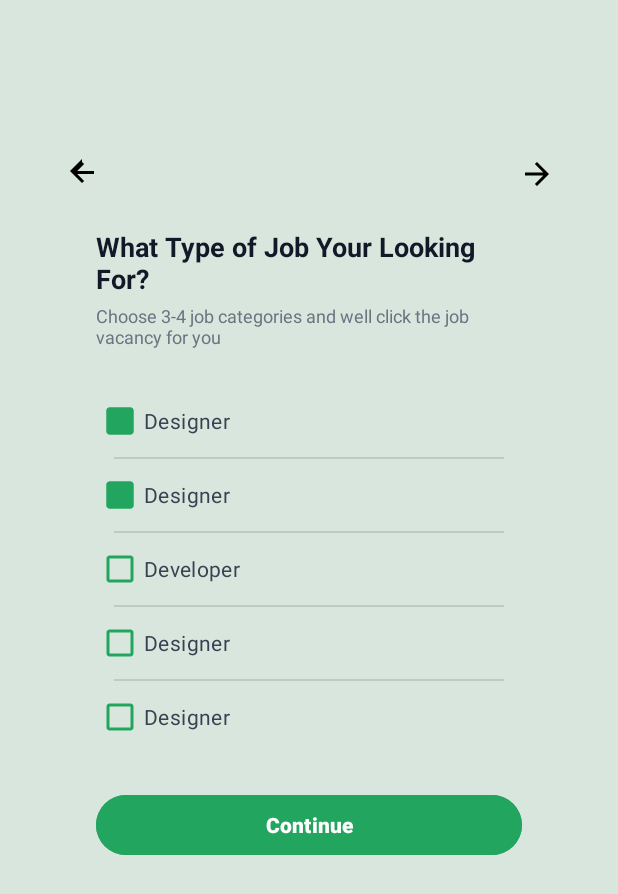
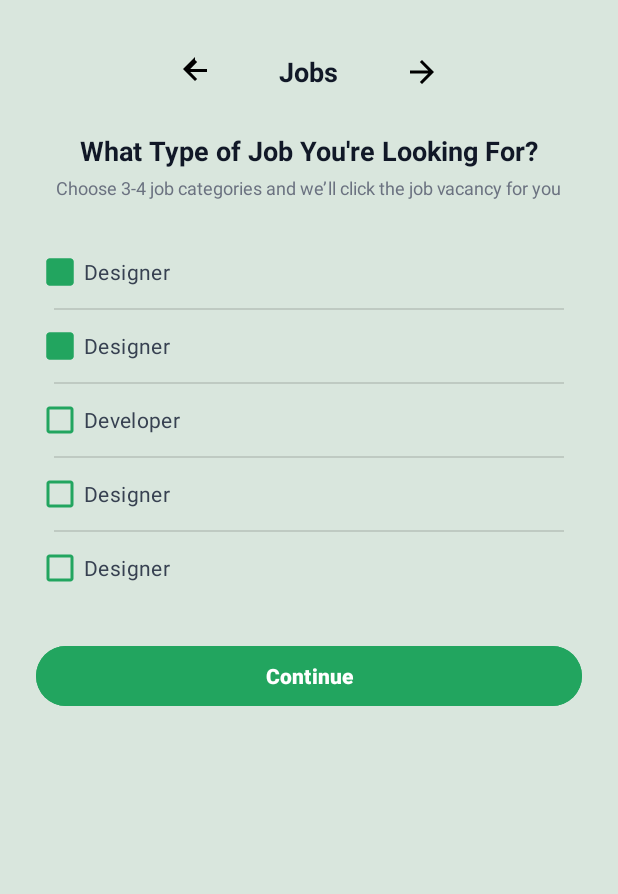
Before and after one commit to JerryJtheDev/Jerry-Twelve-Activity, an Android app: the LearnPageActivity6 screen opened directly, with no data from a screen before it, on a phone screen of 412 x 824 dp. Shown: the top 894 px of the screen. Run offline under Robolectric (Android 15) with nearby library versions, the phone set to English and light mode, and no system bars; Roboto replaces fonts that are not available here.

Commit message:
Fixed some bugs

```diff
--- a/app/src/main/java/com/example/jerryactivitiesapplication/LearnPage1Activity.java
+++ b/app/src/main/java/com/example/jerryactivitiesapplication/LearnPage1Activity.java
@@ -13,8 +13,7 @@ import androidx.core.view.WindowInsetsCompat;
 
 public class LearnPage1Activity extends AppCompatActivity {
 
-    ImageButton back= findViewById(R.id.backButton);
-    ImageButton forward = findViewById(R.id.backButton);
+
 
     @Override
     protected void onCreate(Bundle savedInstanceState) {
@@ -22,7 +21,8 @@ public class LearnPage1Activity extends AppCompatActivity {
         EdgeToEdge.enable(this);
         setContentView(R.layout.activity_learnpage1);
 
-
+        ImageButton back= findViewById(R.id.backButton);
+        ImageButton forward = findViewById(R.id.backButton1);
 
         back.setOnClickListener(view -> {
             Intent intent = new Intent(LearnPage1Activity.this, JerryActivity2.class);
--- a/app/src/main/java/com/example/jerryactivitiesapplication/LearnPageActivity2.java
+++ b/app/src/main/java/com/example/jerryactivitiesapplication/LearnPageActivity2.java
@@ -13,14 +13,15 @@ import androidx.core.view.WindowInsetsCompat;
 
 public class LearnPageActivity2 extends AppCompatActivity {
 
-    ImageButton back = findViewById(R.id.backButton);
-    ImageButton forward = findViewById(R.id.backButton1);
 
     @Override
     protected void onCreate(Bundle savedInstanceState) {
         super.onCreate(savedInstanceState);
         EdgeToEdge.enable(this);
         setContentView(R.layout.activity_learn_page2);
+
+        ImageButton back = findViewById(R.id.backButton);
+        ImageButton forward = findViewById(R.id.backButton1);
 
 
         back.setOnClickListener(view -> {
--- a/app/src/main/java/com/example/jerryactivitiesapplication/LearnPageActivity3.java
+++ b/app/src/main/java/com/example/jerryactivitiesapplication/LearnPageActivity3.java
@@ -13,8 +13,7 @@ import androidx.core.view.WindowInsetsCompat;
 
 public class LearnPageActivity3 extends AppCompatActivity {
 
-    ImageButton back = findViewById(R.id.backButton);
-    ImageButton forward = findViewById(R.id.backButton1);
+
 
     @Override
     protected void onCreate(Bundle savedInstanceState) {
@@ -22,6 +21,8 @@ public class LearnPageActivity3 extends AppCompatActivity {
         EdgeToEdge.enable(this);
         setContentView(R.layout.activity_learn_page3);
 
+        ImageButton back = findViewById(R.id.backButton);
+        ImageButton forward = findViewById(R.id.backButton1);
 
         back.setOnClickListener(view -> {
             Intent intent = new Intent(LearnPageActivity3.this, LearnPageActivity2.class);
--- a/app/src/main/java/com/example/jerryactivitiesapplication/LearnPageActivity4.java
+++ b/app/src/main/java/com/example/jerryactivitiesapplication/LearnPageActivity4.java
@@ -13,8 +13,7 @@ import androidx.core.view.WindowInsetsCompat;
 
 public class LearnPageActivity4 extends AppCompatActivity {
 
-    ImageButton back = findViewById(R.id.backButton);
-    ImageButton forward = findViewById(R.id.backButton1);
+
 
     @Override
     protected void onCreate(Bundle savedInstanceState) {
@@ -22,6 +21,8 @@ public class LearnPageActivity4 extends AppCompatActivity {
         EdgeToEdge.enable(this);
         setContentView(R.layout.activity_learn_page4);
 
+        ImageButton back = findViewById(R.id.backButton);
+        ImageButton forward = findViewById(R.id.backButton1);
 
         back.setOnClickListener(view -> {
             Intent intent = new Intent(LearnPageActivity4.this, LearnPageActivity3.class);
--- a/app/src/main/java/com/example/jerryactivitiesapplication/LearnPageActivity5.java
+++ b/app/src/main/java/com/example/jerryactivitiesapplication/LearnPageActivity5.java
@@ -13,8 +13,7 @@ import androidx.core.view.WindowInsetsCompat;
 
 public class LearnPageActivity5 extends AppCompatActivity {
 
-    ImageButton back = findViewById(R.id.backButton);
-    ImageButton forward = findViewById(R.id.backButton1);
+
 
     @Override
     protected void onCreate(Bundle savedInstanceState) {
@@ -26,6 +25,9 @@ public class LearnPageActivity5 extends AppCompatActivity {
             v.setPadding(systemBars.left, systemBars.top, systemBars.right, systemBars.bottom);
             return insets;
         });
+
+        ImageButton back = findViewById(R.id.backButton);
+        ImageButton forward = findViewById(R.id.backButton1);
 
         back.setOnClickListener(view -> {
             Intent intent = new Intent(LearnPageActivity5.this, LearnPageActivity4.class);
--- a/app/src/main/java/com/example/jerryactivitiesapplication/LearnPageActivity6.java
+++ b/app/src/main/java/com/example/jerryactivitiesapplication/LearnPageActivity6.java
@@ -13,14 +13,15 @@ import androidx.core.view.WindowInsetsCompat;
 
 public class LearnPageActivity6 extends AppCompatActivity {
 
-    ImageButton back = findViewById(R.id.backButton);
-    ImageButton forward = findViewById(R.id.backButton1);
 
     @Override
     protected void onCreate(Bundle savedInstanceState) {
         super.onCreate(savedInstanceState);
         EdgeToEdge.enable(this);
         setContentView(R.layout.activity_learn_page6);
+
+        ImageButton back = findViewById(R.id.backButton);
+        ImageButton forward = findViewById(R.id.forwardButton);
 
 
         back.setOnClickListener(view -> {
--- a/app/src/main/java/com/example/jerryactivitiesapplication/LearnPageActivity7.java
+++ b/app/src/main/java/com/example/jerryactivitiesapplication/LearnPageActivity7.java
@@ -13,14 +13,16 @@ import androidx.core.view.WindowInsetsCompat;
 
 public class LearnPageActivity7 extends AppCompatActivity {
 
-    ImageButton back = findViewById(R.id.backButton);
-    ImageButton forward = findViewById(R.id.backButton1);
 
     @Override
     protected void onCreate(Bundle savedInstanceState) {
         super.onCreate(savedInstanceState);
         EdgeToEdge.enable(this);
         setContentView(R.layout.activity_learn_page7);
+
+        ImageButton back = findViewById(R.id.backButton);
+        ImageButton forward = findViewById(R.id.backButton1);
+
 
 
         back.setOnClickListener(view -> {
--- a/app/src/main/java/com/example/jerryactivitiesapplication/MainActivity.java
+++ b/app/src/main/java/com/example/jerryactivitiesapplication/MainActivity.java
@@ -13,14 +13,16 @@ import androidx.core.view.WindowInsetsCompat;
 
 public class MainActivity extends AppCompatActivity {
 
-    ImageButton back = findViewById(R.id.backButton);
-    ImageButton forward = findViewById(R.id.forwardButton);
+
 
     @Override
     protected void onCreate(Bundle savedInstanceState) {
         super.onCreate(savedInstanceState);
         EdgeToEdge.enable(this);
         setContentView(R.layout.activity_main);
+
+        ImageButton back = findViewById(R.id.backButton);
+        ImageButton forward = findViewById(R.id.forwardButton);
 
 
         back.setOnClickListener(view -> {
--- a/app/src/main/res/layout/activity_form2.xml
+++ b/app/src/main/res/layout/activity_form2.xml
@@ -26,6 +26,7 @@
         <LinearLayout
             android:layout_width="match_parent"
             android:layout_height="60dp"
+            android:layout_marginTop="30dp"
             android:gravity="center_horizontal"
             android:orientation="horizontal"
             android:paddingTop="10dp">
@@ -34,7 +35,7 @@
                 android:id="@+id/backButton"
                 android:layout_width="48dp"
                 android:layout_height="48dp"
-                android:layout_marginEnd="255dp"
+                android:layout_marginEnd="205dp"
                 android:layout_marginBottom="24dp"
                 android:background="?attr/selectableItemBackgroundBorderless"
                 android:contentDescription="Back"
--- a/app/src/main/res/layout/activity_form3.xml
+++ b/app/src/main/res/layout/activity_form3.xml
@@ -16,7 +16,7 @@
         <RelativeLayout
             android:layout_width="match_parent"
             android:layout_height="wrap_content"
-            android:layout_marginTop="25dp"
+            android:layout_marginTop="45dp"
             android:padding="16dp">
 
             <!-- Header -->
--- a/app/src/main/res/layout/activity_jerry2.xml
+++ b/app/src/main/res/layout/activity_jerry2.xml
@@ -26,7 +26,7 @@
                 android:id="@+id/backButton"
                 android:layout_width="48dp"
                 android:layout_height="48dp"
-                android:layout_marginEnd="255dp"
+                android:layout_marginEnd="205dp"
                 android:layout_marginBottom="24dp"
                 android:background="?attr/selectableItemBackgroundBorderless"
                 android:contentDescription="Back"
--- a/app/src/main/res/layout/activity_learn_page5.xml
+++ b/app/src/main/res/layout/activity_learn_page5.xml
@@ -35,7 +35,7 @@
                 android:id="@+id/linelayout"
                 android:layout_width="match_parent"
                 android:layout_height="60dp"
-                android:layout_marginTop="20dp"
+                android:layout_marginTop="50dp"
                 android:gravity="center_horizontal"
                 android:orientation="horizontal">
 
@@ -43,7 +43,7 @@
                     android:id="@+id/backButton"
                     android:layout_width="48dp"
                     android:layout_height="48dp"
-                    android:layout_marginEnd="255dp"
+                    android:layout_marginEnd="205dp"
                     android:background="?attr/selectableItemBackgroundBorderless"
                     android:contentDescription="Back"
                     android:src="@drawable/ic_arrow_left" />
--- a/app/src/main/res/layout/activity_learn_page6.xml
+++ b/app/src/main/res/layout/activity_learn_page6.xml
@@ -11,76 +11,70 @@
         android:layout_width="match_parent"
         android:layout_height="match_parent"
         android:background="#D9E6DD"
-        android:gravity="center|top"
+        android:gravity="top|center_horizontal"
         android:orientation="vertical"
         android:padding="24dp">
 
+        <!-- Back & Forward Buttons Row -->
         <LinearLayout
             android:layout_width="match_parent"
             android:layout_height="wrap_content"
-            android:layout_gravity="center"
-
-            android:layout_marginHorizontal="16dp"
-            android:layout_marginTop="24dp"
-            android:layout_marginBottom="24dp"
-            android:background="@drawable/rounded_corners_24dp"
-            android:backgroundTint="#D9E6DD"
-            android:clipChildren="false"
-            android:clipToPadding="false"
-            android:gravity="start"
-            android:orientation="vertical"
-            android:padding="24dp">
-
-            <LinearLayout
-                android:id="@+id/linelayout"
-                android:layout_width="match_parent"
-                android:layout_height="60dp"
-                android:layout_marginTop="20dp"
-                android:gravity="center_horizontal"
-                android:orientation="horizontal">
+            android:gravity="center"
+            android:orientation="horizontal"
+            android:layout_marginBottom="16dp">
 
             <ImageButton
                 android:id="@+id/backButton"
                 android:layout_width="48dp"
                 android:layout_height="48dp"
-                    android:layout_marginEnd="255dp"
                 android:background="?attr/selectableItemBackgroundBorderless"
                 android:contentDescription="Back"
-                    android:src="@drawable/ic_arrow_left" />
+                android:src="@drawable/ic_arrow_left"
+                android:layout_marginEnd="32dp" />
+
+            <TextView
+                android:id="@+id/paymentTitle"
+                android:layout_width="wrap_content"
+                android:layout_height="wrap_content"
+                android:text="Jobs"
+                android:textColor="#111827"
+                android:textSize="18sp"
+                android:textStyle="bold"
+                android:layout_marginEnd="32dp" />
 
             <ImageButton
-                    android:id="@+id/backButton1"
+                android:id="@+id/forwardButton"
                 android:layout_width="48dp"
                 android:layout_height="48dp"
                 android:background="?attr/selectableItemBackgroundBorderless"
-                    android:contentDescription="Back"
-                    android:foregroundGravity="right"
-                    android:src="@drawable/ic_arrow_right"
-                    tools:layout_editor_absoluteX="520dp"
-                    tools:layout_editor_absoluteY="26dp" />
+                android:contentDescription="Forward"
+                android:src="@drawable/ic_arrow_right" />
         </LinearLayout>
 
+        <!-- Title -->
         <TextView
             android:id="@+id/title"
             android:layout_width="wrap_content"
             android:layout_height="wrap_content"
             android:layout_marginBottom="4dp"
             android:fontFamily="@font/montserrat_semibold"
-                android:text="What Type of Job Your Looking For?"
+            android:text="What Type of Job You're Looking For?"
             android:textColor="#111827"
             android:textSize="18sp"
             android:textStyle="bold" />
 
+        <!-- Subtitle -->
         <TextView
             android:id="@+id/subtitle"
             android:layout_width="wrap_content"
             android:layout_height="wrap_content"
             android:layout_marginBottom="24dp"
             android:fontFamily="@font/montserrat_semibold"
-                android:text="Choose 3-4 job categories and well click the job vacancy for you"
+            android:text="Choose 3-4 job categories and we’ll click the job vacancy for you"
             android:textColor="#6B7280"
             android:textSize="12sp" />
 
+        <!-- Checkboxes Section -->
         <LinearLayout
             android:layout_width="match_parent"
             android:layout_height="wrap_content"
@@ -153,9 +147,9 @@
                 android:text="Designer"
                 android:textColor="#374151"
                 android:textSize="14sp" />
-
         </LinearLayout>
 
+        <!-- Continue Button -->
         <Button
             android:id="@+id/continueButton"
             android:layout_width="match_parent"
@@ -168,8 +162,4 @@
             android:textStyle="bold" />
 
     </LinearLayout>
-
-    </LinearLayout>
-
-
 </androidx.constraintlayout.widget.ConstraintLayout>
--- a/app/src/main/res/layout/activity_learn_page7.xml
+++ b/app/src/main/res/layout/activity_learn_page7.xml
@@ -11,16 +11,18 @@
         android:id="@+id/linelayout"
         android:layout_width="match_parent"
         android:layout_height="60dp"
-        android:layout_marginTop="30dp"
+        android:layout_marginTop="50dp"
         android:gravity="center_horizontal"
         android:orientation="horizontal"
+        app:layout_constraintEnd_toEndOf="parent"
+        app:layout_constraintStart_toStartOf="parent"
         app:layout_constraintTop_toTopOf="parent">
 
         <ImageButton
             android:id="@+id/backButton"
             android:layout_width="48dp"
             android:layout_height="48dp"
-            android:layout_marginEnd="255dp"
+            android:layout_marginEnd="205dp"
             android:background="?attr/selectableItemBackgroundBorderless"
             android:contentDescription="Back"
             android:src="@drawable/ic_arrow_left" />
--- a/app/src/main/res/layout/activity_main.xml
+++ b/app/src/main/res/layout/activity_main.xml
@@ -14,10 +14,13 @@
         android:layout_width="match_parent"
         android:layout_height="60dp"
         android:layout_marginStart="16dp"
+        android:layout_marginTop="40dp"
         android:layout_marginEnd="16dp"
+        android:layout_marginBottom="20dp"
         android:gravity="center"
         android:orientation="horizontal"
         android:paddingTop="10dp"
+        app:layout_constraintBottom_toTopOf="@+id/imageView3"
         app:layout_constraintEnd_toEndOf="parent"
         app:layout_constraintStart_toStartOf="parent"
         app:layout_constraintTop_toTopOf="parent">
```
Also changed, not shown: app/src/main/res/layout/activity_learnpage1.xml (+3 -5 lines). Lines whose indentation alone changed are shown as unchanged.
